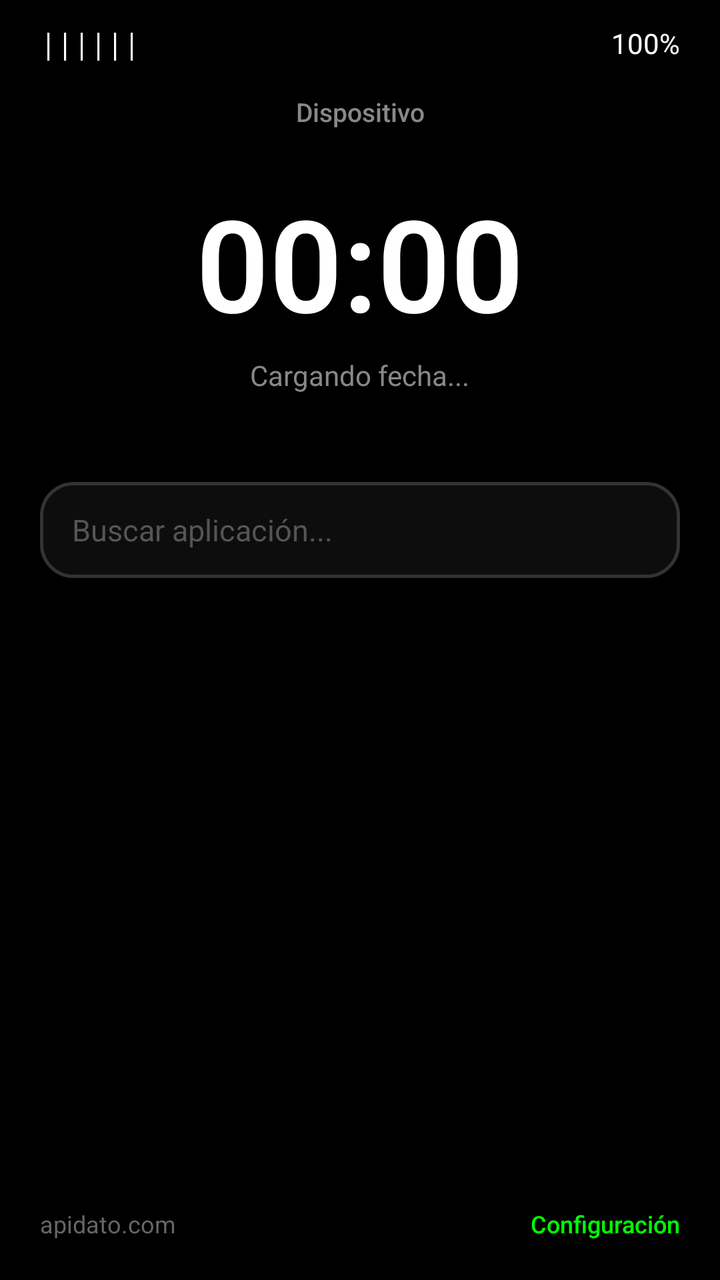
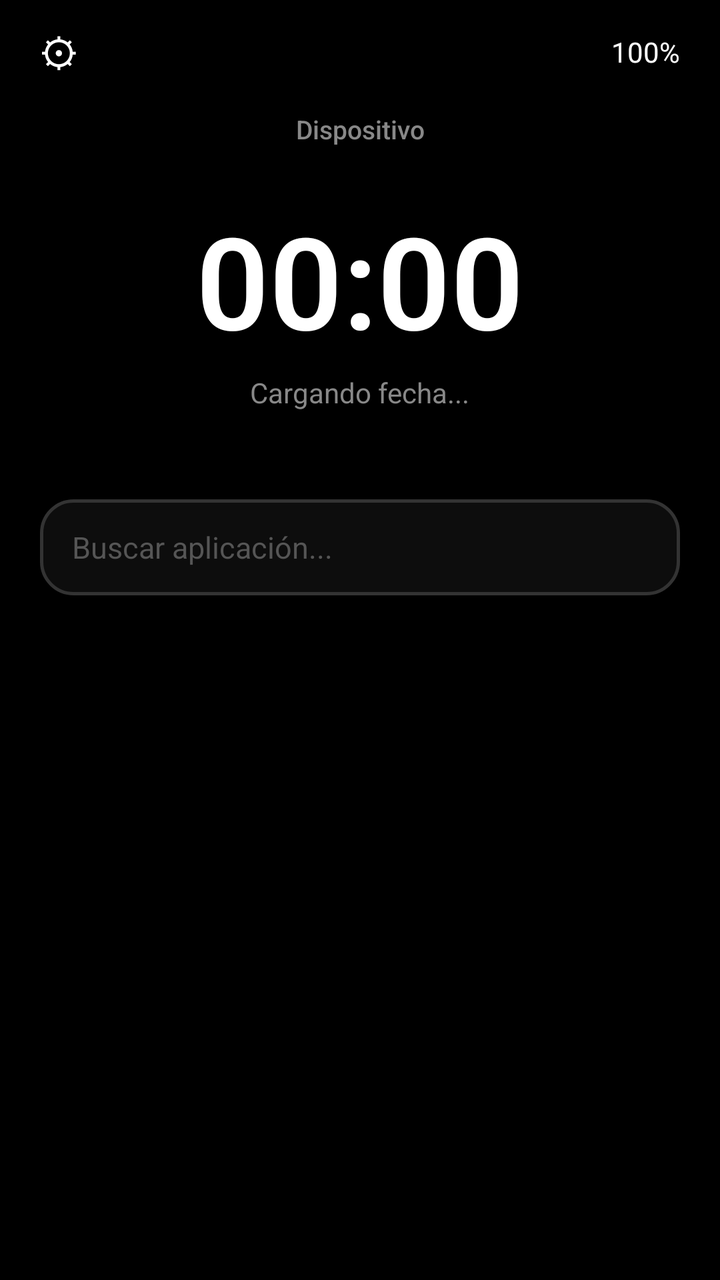

Compare the two renders of this Android layout. The source of the first and the diff that turns it into the second are given below.
<!-- AndroidManifest.xml: application theme Theme.ShellScreen -->
<!-- res/layout/activity_main.xml -->
<?xml version="1.0" encoding="utf-8"?>
<LinearLayout xmlns:android="http://schemas.android.com/apk/res/android"
    android:id="@+id/rootLayout"
    android:layout_width="match_parent"
    android:layout_height="match_parent"
    android:background="#000000"
    android:orientation="vertical"
    android:paddingLeft="20dp"
    android:paddingRight="20dp"
    android:paddingBottom="20dp"
    android:paddingTop="12dp">

    
    <LinearLayout
        android:layout_width="match_parent"
        android:layout_height="wrap_content"
        android:orientation="horizontal"
        android:gravity="center_vertical"
        android:layout_marginBottom="16dp">

        <TextView android:id="@+id/txtSenal" android:layout_width="0dp" android:layout_height="wrap_content" android:layout_weight="1.2" android:text="||||||" android:textColor="#FFFFFF" android:textSize="14sp" android:fontFamily="monospace" android:gravity="start" />
        <TextView android:id="@+id/txtBateria" android:layout_width="0dp" android:layout_height="wrap_content" android:layout_weight="0.8" android:text="100%" android:textColor="#FFFFFF" android:textSize="14sp" android:fontFamily="sans-serif" android:gravity="end" />
    </LinearLayout>

    
    <TextView
        android:id="@+id/txtDispositivo"
        android:layout_width="match_parent"
        android:layout_height="wrap_content"
        android:text="Dispositivo"
        android:textColor="#888888"
        android:textSize="13sp"
        android:fontFamily="sans-serif-medium"
        android:gravity="center"
        android:layout_marginBottom="24dp" />

    
    <LinearLayout
        android:layout_width="match_parent"
        android:layout_height="wrap_content"
        android:orientation="vertical"
        android:gravity="center"
        android:layout_marginBottom="24dp">

        <TextView android:id="@+id/txtRelojWidget" android:layout_width="wrap_content" android:layout_height="wrap_content" android:text="00:00" android:textColor="#FFFFFF" android:textSize="64sp" android:fontFamily="sans-serif-light" android:textStyle="bold" />
        <TextView android:id="@+id/txtFechaWidget" android:layout_width="wrap_content" android:layout_height="wrap_content" android:text="Cargando fecha..." android:textColor="#888888" android:textSize="14sp" android:fontFamily="sans-serif" android:layout_marginTop="4dp" />
    </LinearLayout>

    
    <LinearLayout
        android:id="@+id/layoutFavoritos"
        android:layout_width="match_parent"
        android:layout_height="wrap_content"
        android:orientation="horizontal"
        android:weightSum="3"
        android:layout_marginBottom="20dp">
    </LinearLayout>

    
    <LinearLayout
        android:layout_width="match_parent"
        android:layout_height="48dp"
        android:background="@drawable/burbuja_app"
        android:orientation="horizontal"
        android:gravity="center_vertical"
        android:paddingHorizontal="16dp"
        android:layout_marginBottom="16dp">

        <EditText
            android:id="@+id/inputTerminal"
            android:layout_width="match_parent"
            android:layout_height="match_parent"
            android:background="@null"
            android:hint="Buscar aplicación..."
            android:textColorHint="#555555"
            android:textColor="#FFFFFF"
            android:textSize="15sp"
            android:fontFamily="sans-serif"
            android:inputType="textNoSuggestions"
            android:importantForAutofill="no" />
    </LinearLayout>

    
    <ScrollView
        android:layout_width="match_parent"
        android:layout_height="0dp"
        android:layout_weight="1"
        android:fillViewport="true"
        android:layout_marginBottom="12dp">

        <LinearLayout
            android:id="@+id/layoutListaApps"
            android:layout_width="match_parent"
            android:layout_height="wrap_content"
            android:orientation="vertical">
        </LinearLayout>
    </ScrollView>

    
    <LinearLayout
        android:layout_width="match_parent"
        android:layout_height="wrap_content"
        android:orientation="horizontal"
        android:paddingTop="8dp">

        <TextView android:id="@+id/txtFooterLeft" android:layout_width="0dp" android:layout_height="wrap_content" android:layout_weight="1" android:text="apidato.com" android:textColor="#666666" android:textSize="12sp" android:fontFamily="sans-serif" android:gravity="start" android:clickable="true" android:focusable="true"/>
        <TextView android:id="@+id/btnConfig" android:layout_width="0dp" android:layout_height="wrap_content" android:layout_weight="1" android:text="Configuración" android:textColor="#00FF00" android:textSize="12sp" android:fontFamily="sans-serif-medium" android:gravity="end" android:clickable="true" android:focusable="true" />
    </LinearLayout>

</LinearLayout>
<!-- resources referenced by this layout -->
<resources>
  <!-- drawable burbuja_app (drawable) -->
  <?xml version="1.0" encoding="utf-8"?>
  <shape xmlns:android="http://schemas.android.com/apk/res/android"
      android:shape="rectangle">
      <solid android:color="#0D0D0D" />
      <corners android:radius="16dp" />
      <stroke android:width="1.5dp" android:color="#333333" />
  </shape>
  <style name="Theme.ShellScreen" parent="Base.Theme.ShellScreen" />
  <style name="Base.Theme.ShellScreen" parent="Theme.Material3.DayNight.NoActionBar">
      </style>
</resources>

<!-- the commit's change to res/layout/activity_main.xml (unified diff, before → after) -->
@@ -18,8 +18,28 @@
         android:gravity="center_vertical"
         android:layout_marginBottom="16dp">
 
-        <TextView android:id="@+id/txtSenal" android:layout_width="0dp" android:layout_height="wrap_content" android:layout_weight="1.2" android:text="||||||" android:textColor="#FFFFFF" android:textSize="14sp" android:fontFamily="monospace" android:gravity="start" />
-        <TextView android:id="@+id/txtBateria" android:layout_width="0dp" android:layout_height="wrap_content" android:layout_weight="0.8" android:text="100%" android:textColor="#FFFFFF" android:textSize="14sp" android:fontFamily="sans-serif" android:gravity="end" />
+        <TextView
+            android:id="@+id/btnIconConfig"
+            android:layout_width="0dp"
+            android:layout_height="wrap_content"
+            android:layout_weight="1"
+            android:text="⚙"
+            android:textColor="#FFFFFF"
+            android:textSize="20sp"
+            android:gravity="start"
+            android:clickable="true"
+            android:focusable="true" />
+
+        <TextView
+            android:id="@+id/txtBateria"
+            android:layout_width="0dp"
+            android:layout_height="wrap_content"
+            android:layout_weight="1"
+            android:text="100%"
+            android:textColor="#FFFFFF"
+            android:textSize="14sp"
+            android:fontFamily="sans-serif"
+            android:gravity="end" />
     </LinearLayout>
 
     
@@ -71,7 +91,7 @@
             android:layout_width="match_parent"
             android:layout_height="match_parent"
             android:background="@null"
-            android:hint="Buscar aplicación..."
+            android:hint="@string/hint_buscar"
             android:textColorHint="#555555"
             android:textColor="#FFFFFF"
             android:textSize="15sp"
@@ -85,8 +105,7 @@
         android:layout_width="match_parent"
         android:layout_height="0dp"
         android:layout_weight="1"
-        android:fillViewport="true"
-        android:layout_marginBottom="12dp">
+        android:fillViewport="true">
 
         <LinearLayout
             android:id="@+id/layoutListaApps"
@@ -96,15 +115,4 @@
         </LinearLayout>
     </ScrollView>
 
-    
-    <LinearLayout
-        android:layout_width="match_parent"
-        android:layout_height="wrap_content"
-        android:orientation="horizontal"
-        android:paddingTop="8dp">
-
-        <TextView android:id="@+id/txtFooterLeft" android:layout_width="0dp" android:layout_height="wrap_content" android:layout_weight="1" android:text="apidato.com" android:textColor="#666666" android:textSize="12sp" android:fontFamily="sans-serif" android:gravity="start" android:clickable="true" android:focusable="true"/>
-        <TextView android:id="@+id/btnConfig" android:layout_width="0dp" android:layout_height="wrap_content" android:layout_weight="1" android:text="Configuración" android:textColor="#00FF00" android:textSize="12sp" android:fontFamily="sans-serif-medium" android:gravity="end" android:clickable="true" android:focusable="true" />
-    </LinearLayout>
-
 </LinearLayout>
<!-- resource entries referenced after the edit -->
@@ -8,6 +8,7 @@
       <corners android:radius="16dp" />
       <stroke android:width="1.5dp" android:color="#333333" />
   </shape>
+  <string name="hint_buscar">Buscar aplicación...</string>
   <style name="Theme.ShellScreen" parent="Base.Theme.ShellScreen" />
   <style name="Base.Theme.ShellScreen" parent="Theme.Material3.DayNight.NoActionBar">
       </style>
